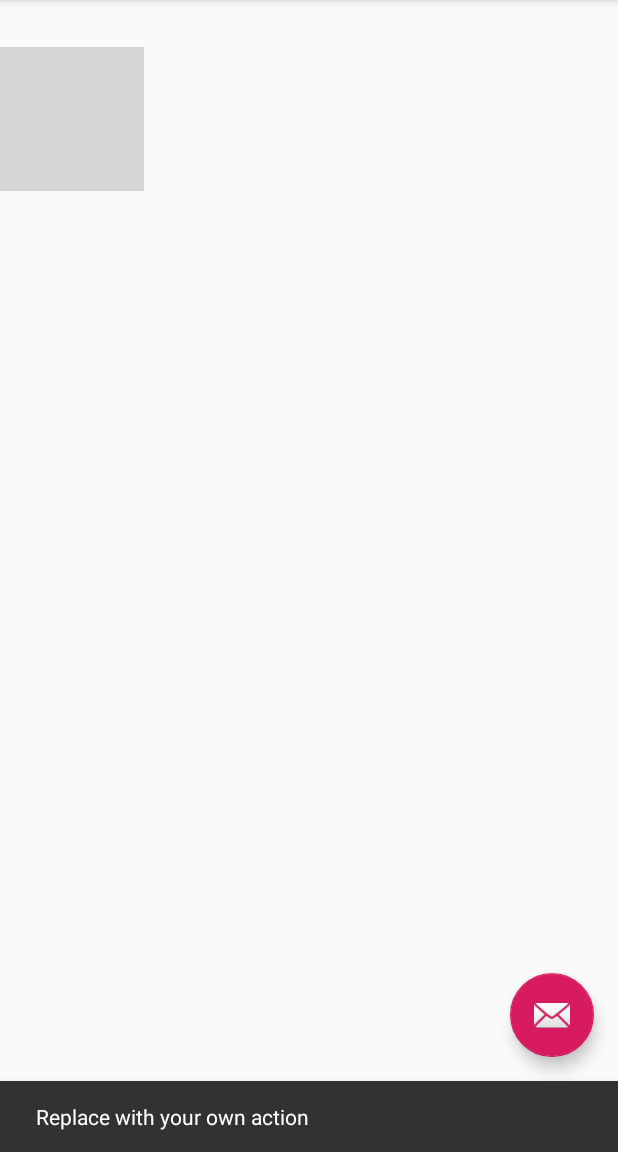
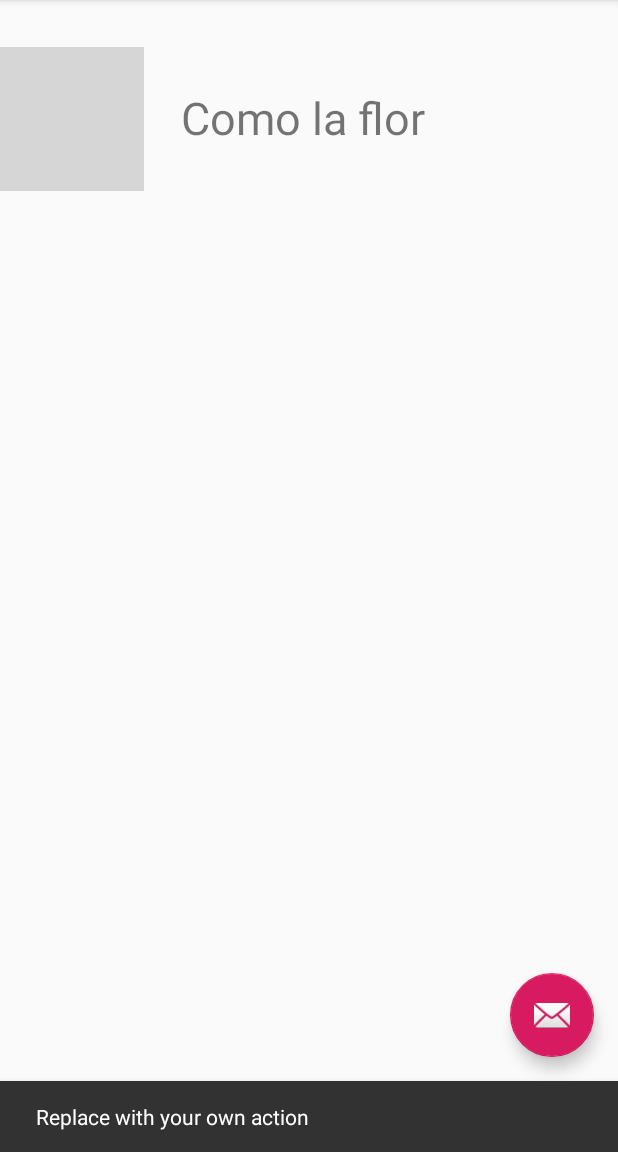
Before and after one commit to AdrisGS/PruebaAndroid, an Android app: the screen it shows after launch (MainActivity), after a tap on an icon or button, on a phone screen of 412 x 824 dp, the part 84-1236 px from its top. Run offline under Robolectric (Android 15) with nearby library versions, the phone set to English and light mode, and no system bars; 1 statement that could not run was skipped; grey boxes are pictures that could not be loaded.

Commit message:
Modifique el content main con un text

```diff
--- a/app/src/main/res/layout/content_main.xml
+++ b/app/src/main/res/layout/content_main.xml
@@ -17,4 +17,14 @@
         android:layout_marginStart="0dp"
         android:layout_marginTop="31dp"
         app:srcCompat="@drawable/Imagen_ic" />
+
+    <TextView
+        android:id="@+id/textView"
+        android:layout_width="wrap_content"
+        android:layout_height="wrap_content"
+        android:layout_alignParentTop="true"
+        android:layout_centerHorizontal="true"
+        android:layout_marginTop="58dp"
+        android:text="Como la flor "
+        android:textSize="30sp" />
 </RelativeLayout>
```
